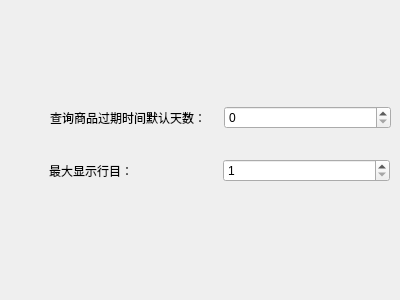
Old version of the form view/page/pageconfig.ui in the repository ylxcvvan/Supermarket-Commodity-Management-System.
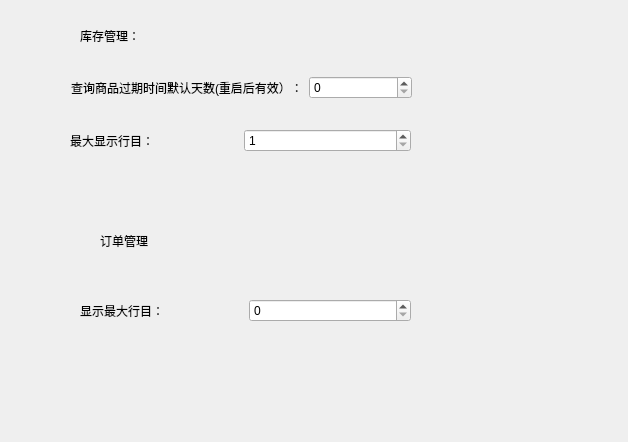
New version of the form.

Commit message: 为库存管理和订单管理新增了排序功能

Diff of the .ui file:
```diff
--- a/view/page/pageconfig.ui
+++ b/view/page/pageconfig.ui
@@ -6,18 +6,18 @@
    <rect>
     <x>0</x>
     <y>0</y>
-    <width>400</width>
-    <height>300</height>
+    <width>628</width>
+    <height>442</height>
    </rect>
   </property>
   <property name="windowTitle">
    <string>Form</string>
   </property>
-  <widget class="QWidget" name="">
+  <widget class="QWidget" name="layoutWidget">
    <property name="geometry">
     <rect>
-     <x>49</x>
-     <y>150</y>
+     <x>70</x>
+     <y>120</y>
      <width>341</width>
      <height>41</height>
     </rect>
@@ -39,11 +39,11 @@
     </item>
    </layout>
   </widget>
-  <widget class="QWidget" name="">
+  <widget class="QWidget" name="layoutWidget">
    <property name="geometry">
     <rect>
-     <x>50</x>
-     <y>92</y>
+     <x>71</x>
+     <y>62</y>
      <width>341</width>
      <height>51</height>
     </rect>
@@ -52,7 +52,7 @@
     <item>
      <widget class="QLabel" name="label_2">
       <property name="text">
-       <string>查询商品过期时间默认天数：</string>
+       <string>查询商品过期时间默认天数(重启后有效）：</string>
       </property>
      </widget>
     </item>
@@ -61,6 +61,54 @@
     </item>
    </layout>
   </widget>
+  <widget class="QLabel" name="label_3">
+   <property name="geometry">
+    <rect>
+     <x>80</x>
+     <y>20</y>
+     <width>191</width>
+     <height>31</height>
+    </rect>
+   </property>
+   <property name="text">
+    <string>库存管理：</string>
+   </property>
+  </widget>
+  <widget class="QLabel" name="label_4">
+   <property name="geometry">
+    <rect>
+     <x>100</x>
+     <y>220</y>
+     <width>141</width>
+     <height>41</height>
+    </rect>
+   </property>
+   <property name="text">
+    <string>订单管理</string>
+   </property>
+  </widget>
+  <widget class="QWidget" name="layoutWidget">
+   <property name="geometry">
+    <rect>
+     <x>80</x>
+     <y>280</y>
+     <width>331</width>
+     <height>61</height>
+    </rect>
+   </property>
+   <layout class="QHBoxLayout" name="horizontalLayout_3">
+    <item>
+     <widget class="QLabel" name="label_5">
+      <property name="text">
+       <string>显示最大行目：</string>
+      </property>
+     </widget>
+    </item>
+    <item>
+     <widget class="QSpinBox" name="spinBoxOrdMaxShowRow"/>
+    </item>
+   </layout>
+  </widget>
  </widget>
  <resources/>
  <connections/>
```
Left out of the diff: 2 changed lines with no effect on the pictures. The commit also changes 19 other files.
